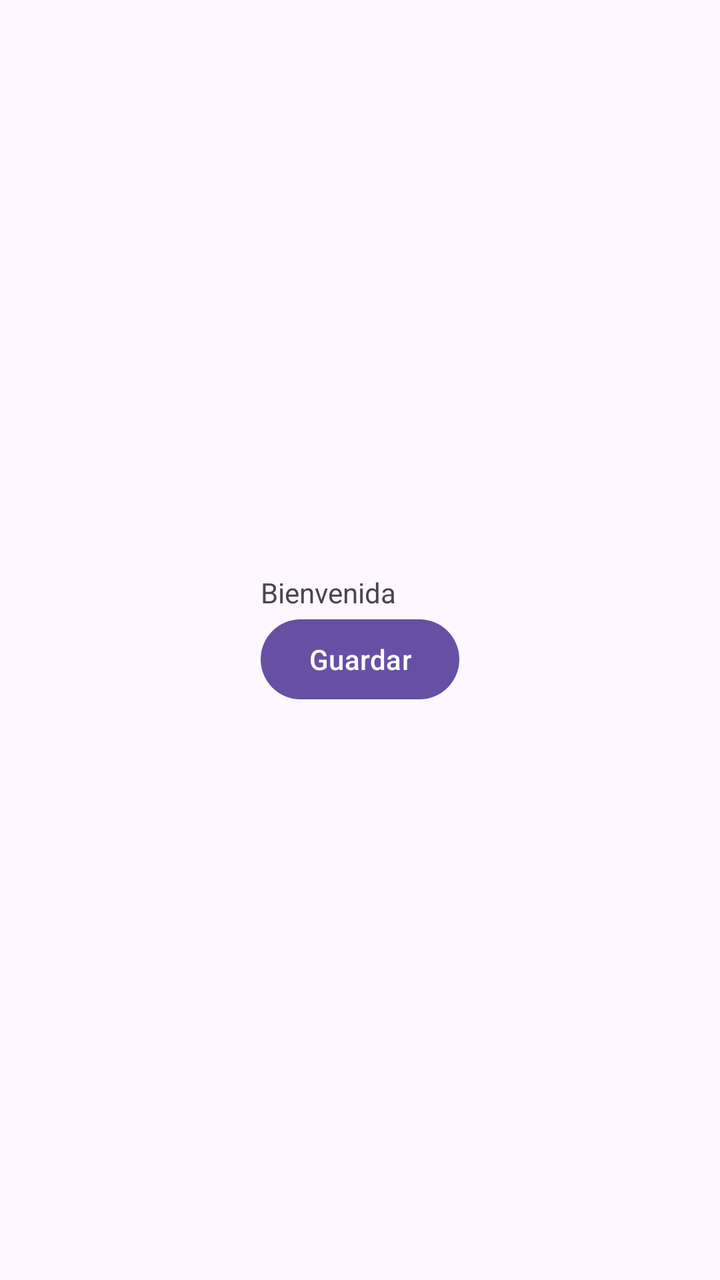
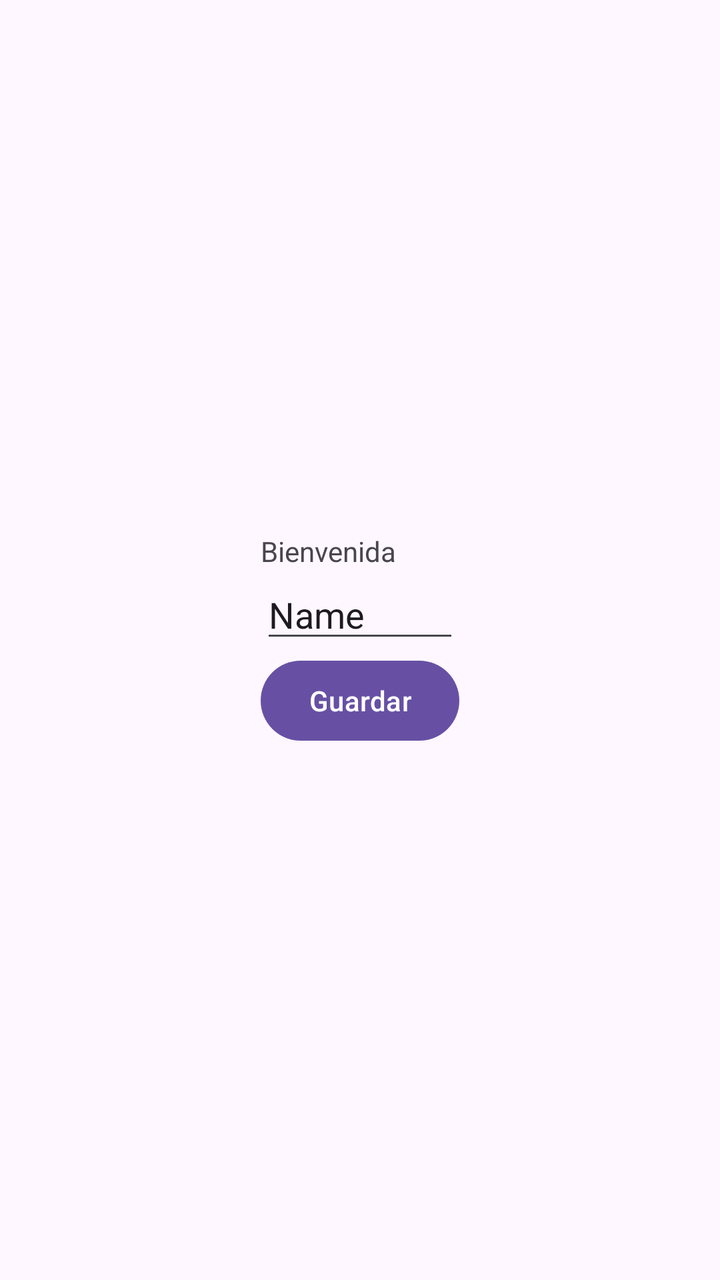

Compare the two renders of this Android layout. The source of the first and the diff that turns it into the second are given below.
<!-- AndroidManifest.xml: application theme Theme._262am_lessons_bv -->
<!-- res/layout/activity_preview.xml -->
<?xml version="1.0" encoding="utf-8"?>
<androidx.constraintlayout.widget.ConstraintLayout xmlns:android="http://schemas.android.com/apk/res/android"
    xmlns:app="http://schemas.android.com/apk/res-auto"
    xmlns:tools="http://schemas.android.com/tools"
    android:id="@+id/main"
    android:layout_width="match_parent"
    android:layout_height="match_parent"
    tools:context=".PreviewActivity">

    <LinearLayout
        android:layout_width="wrap_content"
        android:layout_height="wrap_content"
        android:orientation="vertical"
        app:layout_constraintBottom_toBottomOf="parent"
        app:layout_constraintEnd_toEndOf="parent"
        app:layout_constraintStart_toStartOf="parent"
        app:layout_constraintTop_toTopOf="parent">

        <TextView
            android:id="@+id/textView"
            android:layout_width="wrap_content"
            android:layout_height="wrap_content"
            android:text="Bienvenida" />

        <Button
            android:id="@+id/button2"
            android:layout_width="wrap_content"
            android:layout_height="wrap_content"
            android:onClick="saveData"
            android:text="Guardar" />
    </LinearLayout>
</androidx.constraintlayout.widget.ConstraintLayout>
<!-- resources referenced by this layout -->
<resources>
  <style name="Theme._262am_lessons_bv" parent="Base.Theme._262am_lessons_bv" />
  <style name="Base.Theme._262am_lessons_bv" parent="Theme.Material3.DayNight.NoActionBar">
          
          
      </style>
</resources>

<!-- the commit's change to res/layout/activity_preview.xml (unified diff, before → after) -->
@@ -22,6 +22,14 @@
             android:layout_height="wrap_content"
             android:text="Bienvenida" />
 
+        <EditText
+            android:id="@+id/textInput"
+            android:layout_width="match_parent"
+            android:layout_height="wrap_content"
+            android:ems="10"
+            android:inputType="text"
+            android:text="Name" />
+
         <Button
             android:id="@+id/button2"
             android:layout_width="wrap_content"
